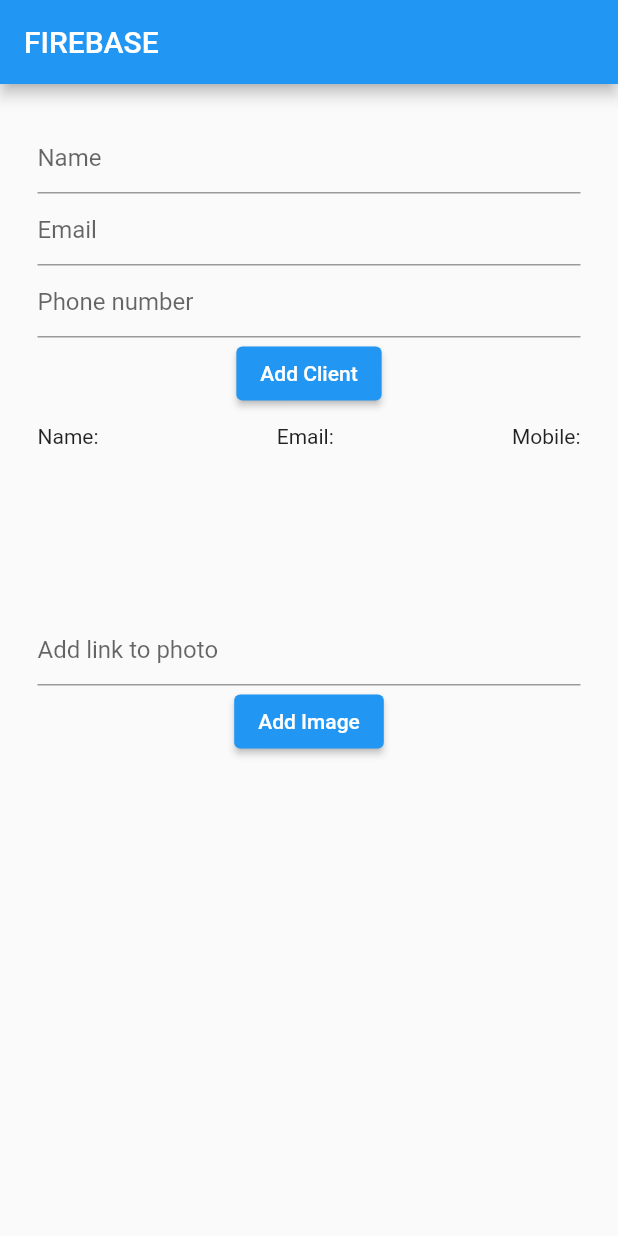
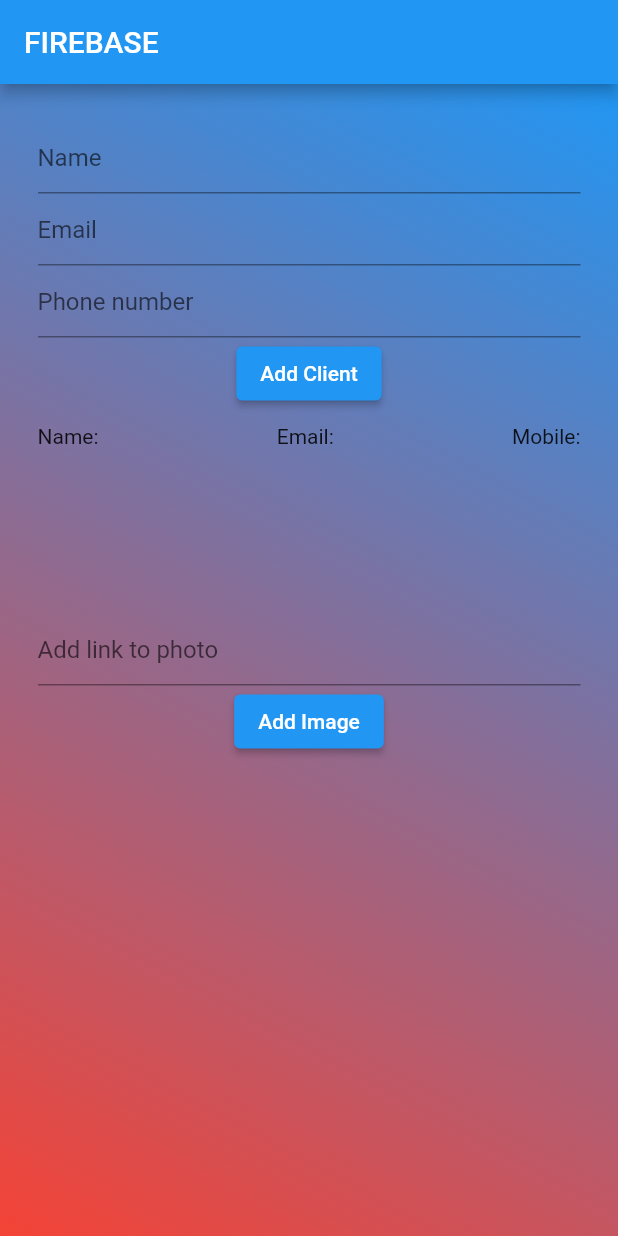
Before and after one commit to KozlovITech/firebase_TaskJot, a Flutter app: the screen it shows after launch, on a phone screen of 412 x 824 dp. Run offline on Flutter 3.47's test engine with Material 2 defaults, Android fonts, the phone set to English and light mode, and no system bars; our stand-ins replace cloud_firestore, firebase_core; accounts and stored records are empty.

Commit message:
Version 2.0
Add Full screen view. Fix bug with Expanded.

```diff
--- a/lib/firebase_on_screen.dart
+++ b/lib/firebase_on_screen.dart
@@ -22,23 +22,21 @@
                 Text(client['name']),
                 Text(client['email']),
                 Text(client['mobile']),
-                Text(client['photo']),
                 IconButton(
                   onPressed: () {
                     var collection =
                         FirebaseFirestore.instance.collection('client');
                     collection.doc(client.id).delete();
                   },
-                    icon: const Icon(Icons.delete))
+                  icon: const Icon(Icons.delete),
+                )
               ],
             );
             clientWidgets.add(clientWidget);
           }
         }
-        return Expanded(
-          child: ListView(
+        return ListView(
           children: clientWidgets,
-          ),
         );
       },
     );
--- a/lib/firebase_photo.dart
+++ b/lib/firebase_photo.dart
@@ -18,13 +18,21 @@
             final clientWidget = Column(
               mainAxisAlignment: MainAxisAlignment.spaceBetween,
               children: [
-                Text(client['photo']),
-                SizedBox(height: 15,),
+                //Text(client['photo']),
+                const SizedBox(height: 15,),
                 Image.network(
                   client['photo'],
                   height: 150,
                   fit: BoxFit.fill,
                 ),
+                IconButton(
+                  onPressed: () {
+                    var collection =
+                    FirebaseFirestore.instance.collection('photo');
+                    collection.doc(client.id).delete();
+                  },
+                  icon: const Icon(Icons.delete),
+                )
                 /*IconButton(
                   onPressed: () {
                     var collection =
@@ -38,10 +46,8 @@
             clientWidgets.add(clientWidget);
           }
         }
-        return Expanded(
-          child: ListView(
+        return  ListView(
             children: clientWidgets,
-          ),
         );
       },
     );
--- a/lib/main.dart
+++ b/lib/main.dart
@@ -22,13 +22,21 @@
       appBar: AppBar(
         title: const Text('FIREBASE'),
       ),
-        body: const SafeArea(
-          child: Padding(
+      body: Container(
+        decoration: const BoxDecoration(
+            gradient: LinearGradient(
+          begin: Alignment.topRight,
+          end: Alignment.bottomLeft,
+          colors: [
+            Colors.blue,
+            Colors.red,
+          ],
+        )),
+        child: const Padding(
           padding: EdgeInsets.all(25),
           child: MainScreen(),
         ),
       ),
-      ),
-    );
+    ));
   }
 }
--- a/lib/main_screen.dart
+++ b/lib/main_screen.dart
@@ -14,6 +14,7 @@
     final emailController = TextEditingController();
     final mobileController = TextEditingController();
     final photoController = TextEditingController();
+    final screenHeight = MediaQuery.of(context).size.height;
 
     return SingleChildScrollView(
       child: Column(
@@ -83,8 +84,8 @@
             child: const Text("Add Image"),
           ),
           const SizedBox(height: 10),
-          const SizedBox(
-            height: 200,
+          SizedBox(
+            height: screenHeight - 10,
             width: 200,
             child: FirebasePhoto(),
           ),
```
Lines whose indentation alone changed are shown as unchanged.
